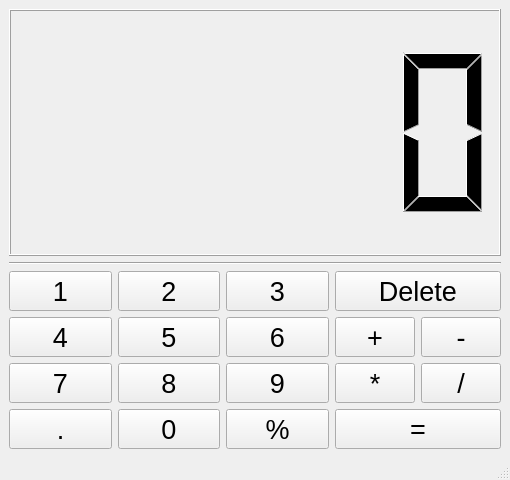
Above: mainwindow.ui from maybeddi/Calculatorqt before the change. Below: the same form after it.
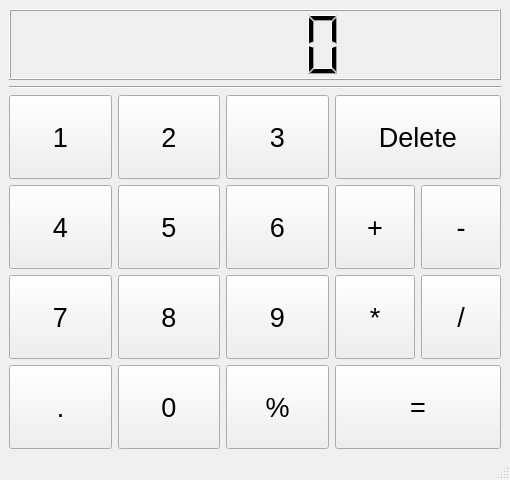
That is the form after the change.

Commit message: feat(ui): changed minimum and maximum size

What changed in the file:
```diff
--- a/mainwindow.ui
+++ b/mainwindow.ui
@@ -16,13 +16,19 @@
     <height>480</height>
    </size>
   </property>
+  <property name="maximumSize">
+   <size>
+    <width>960</width>
+    <height>16777215</height>
+   </size>
+  </property>
   <property name="windowTitle">
    <string>MainWindow</string>
   </property>
   <widget class="QWidget" name="centralwidget">
    <layout class="QHBoxLayout" name="horizontalLayout_4">
     <item>
-     <layout class="QVBoxLayout" name="verticalLayout" stretch="1,0,0">
+     <layout class="QVBoxLayout" name="verticalLayout" stretch="1,0,5">
       <item>
        <widget class="QLCDNumber" name="lcdNumber">
         <property name="sizePolicy">
@@ -31,6 +37,12 @@
           <verstretch>0</verstretch>
          </sizepolicy>
         </property>
+        <property name="minimumSize">
+         <size>
+          <width>0</width>
+          <height>0</height>
+         </size>
+        </property>
         <property name="maximumSize">
          <size>
           <width>16000</width>
@@ -49,7 +61,7 @@
       <item>
        <layout class="QHBoxLayout" name="horizontalLayout">
         <item>
-         <layout class="QVBoxLayout" name="verticalLayout_5">
+         <layout class="QVBoxLayout" name="verticalLayout_5" stretch="1,1,1,1">
           <item>
            <widget class="QPushButton" name="pushButton1">
             <property name="sizePolicy">
@@ -150,7 +162,7 @@
          </layout>
         </item>
         <item>
-         <layout class="QVBoxLayout" name="verticalLayout_6">
+         <layout class="QVBoxLayout" name="verticalLayout_6" stretch="1,1,1,1">
           <item>
            <widget class="QPushButton" name="pushButton2">
             <property name="sizePolicy">
@@ -250,7 +262,7 @@
          </layout>
         </item>
         <item>
-         <layout class="QVBoxLayout" name="verticalLayout_8">
+         <layout class="QVBoxLayout" name="verticalLayout_8" stretch="1,1,1,1">
           <item>
            <widget class="QPushButton" name="pushButton3">
             <property name="sizePolicy">
@@ -350,7 +362,7 @@
          </layout>
         </item>
         <item>
-         <layout class="QVBoxLayout" name="verticalLayout_4">
+         <layout class="QVBoxLayout" name="verticalLayout_4" stretch="1,1,1,1">
           <item>
            <widget class="QPushButton" name="pushButtonDelete">
             <property name="sizePolicy">
@@ -376,7 +388,7 @@
            </widget>
           </item>
           <item>
-           <layout class="QHBoxLayout" name="horizontalLayout_2">
+           <layout class="QHBoxLayout" name="horizontalLayout_2" stretch="0,0">
             <item>
              <widget class="QPushButton" name="pushButtonPlus">
               <property name="sizePolicy">
```
